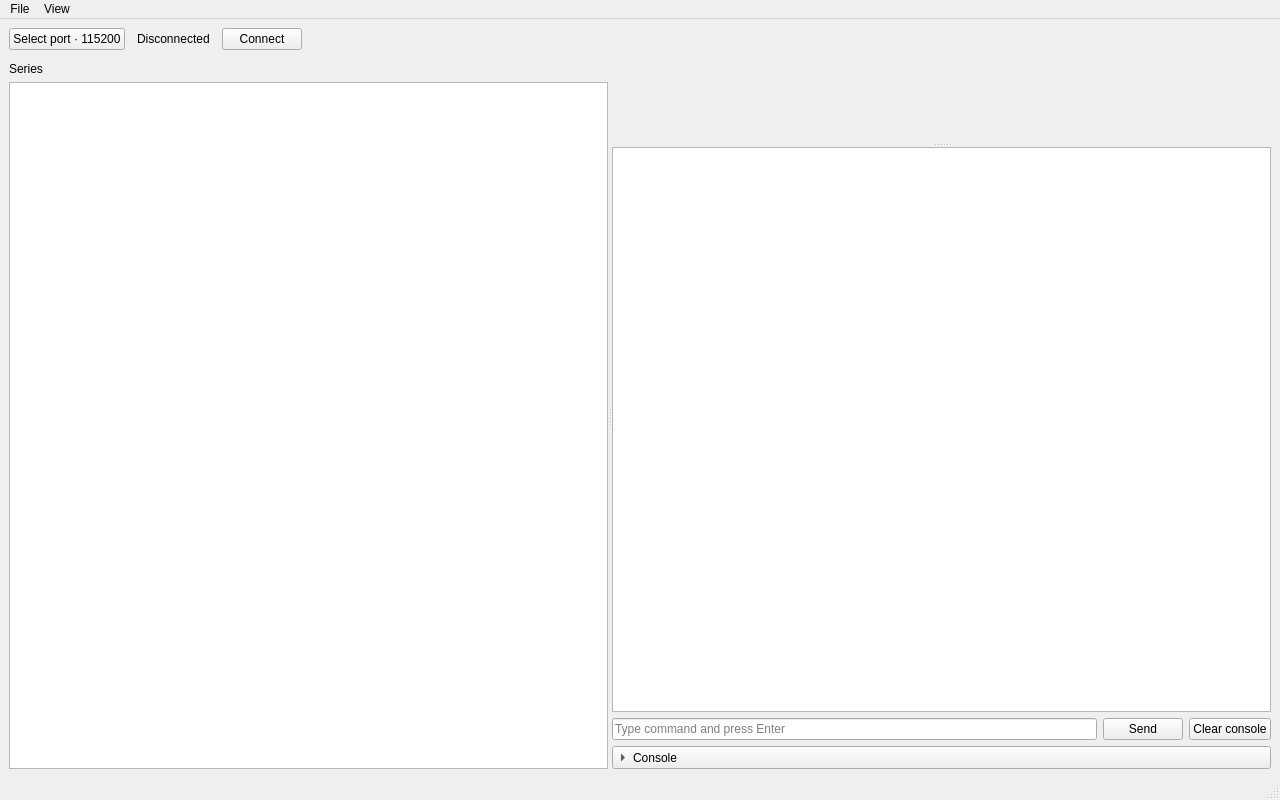
Old version of the form form.ui in the repository krupis/PlotTTY.
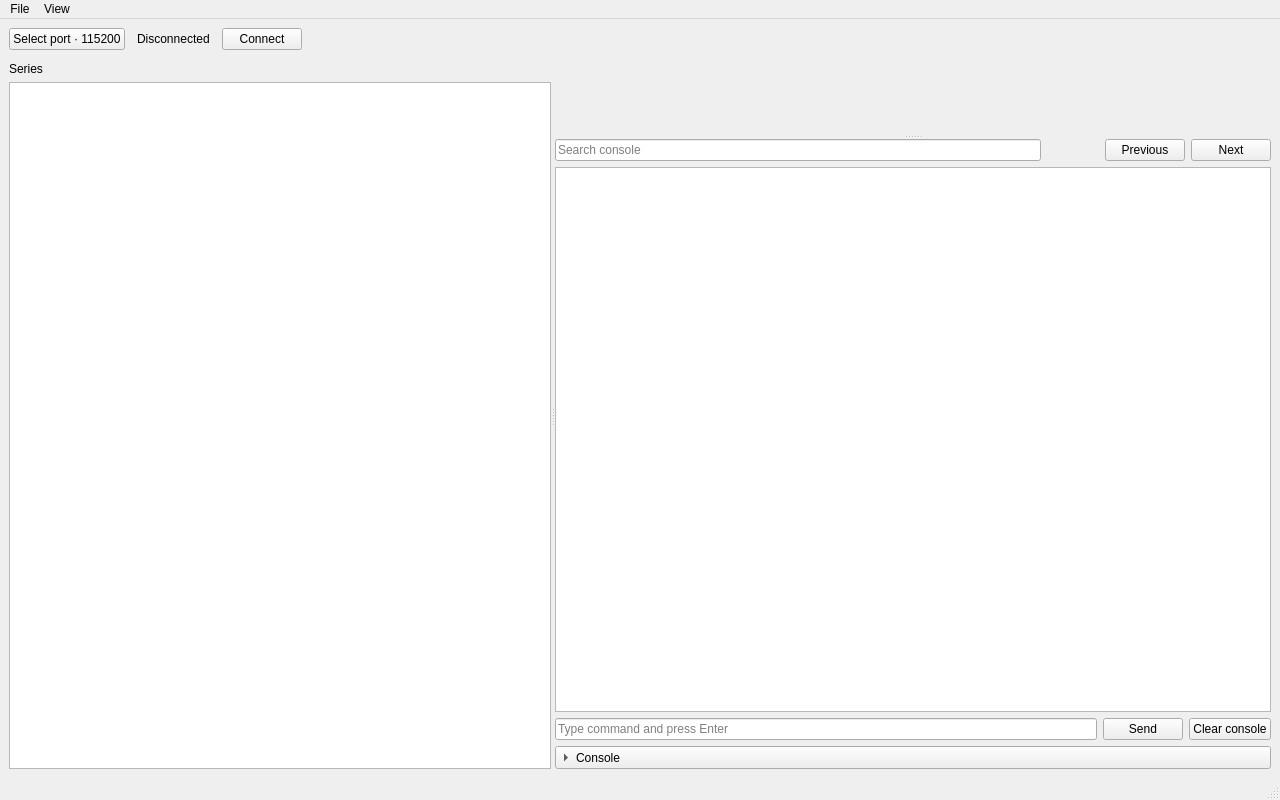
New version of the form. Custom widgets are drawn as their Qt base class.

Commit message: Add console search functionality with navigation buttons

Patch:
```diff
--- a/form.ui
+++ b/form.ui
@@ -35,6 +35,7 @@
           <widget class="PlotWidget" name="Plot"/>
           <widget class="QWidget" name="ConsolePanel">
            <layout class="QVBoxLayout" name="ConsoleLayout">
+            <item><layout class="QHBoxLayout" name="SearchLayout"><item><widget class="QLineEdit" name="SearchEdit"><property name="placeholderText"><string>Search console</string></property></widget></item><item><widget class="QLabel" name="SearchMatchLabel"><property name="minimumSize"><size><width>52</width><height>0</height></size></property><property name="text"><string/></property></widget></item><item><widget class="QPushButton" name="SearchPreviousButton"><property name="text"><string>Previous</string></property></widget></item><item><widget class="QPushButton" name="SearchNextButton"><property name="text"><string>Next</string></property></widget></item></layout></item>
             <item><widget class="QPlainTextEdit" name="ConsoleTextEdit"/></item>
             <item>
              <layout class="QHBoxLayout" name="CommandLayout">
```
The commit also changes 4 other files.
